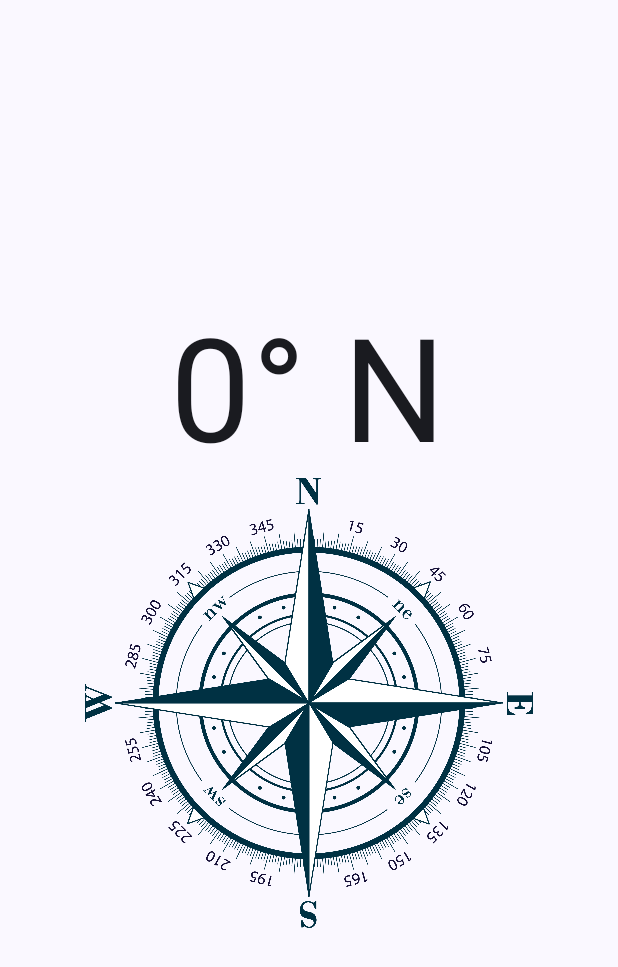
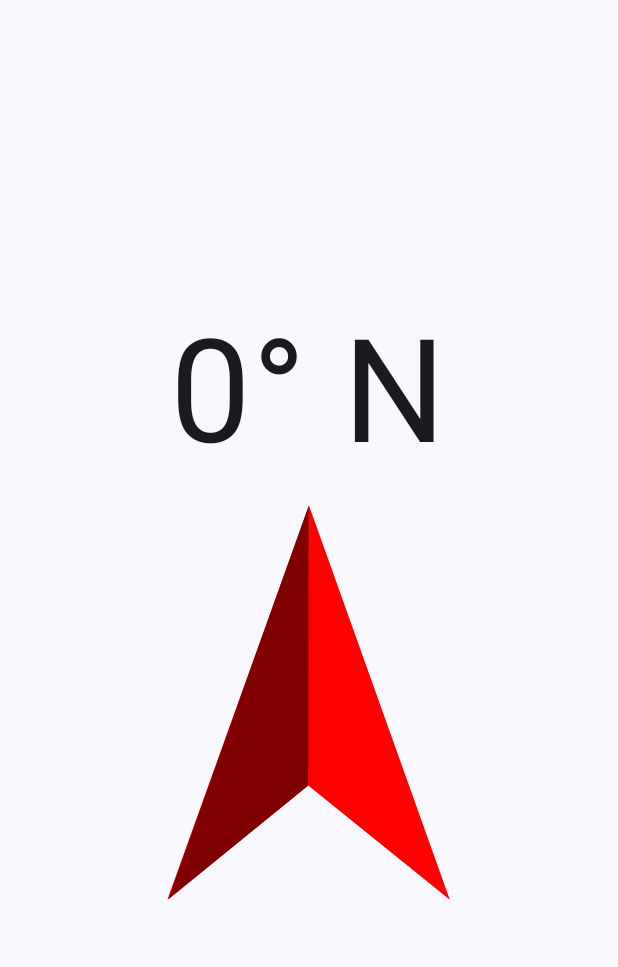
Before and after one commit to jlpatter/joshcompass, an Android app built with Jetpack Compose: the screen it shows after launch (MainActivity), on a phone screen of 412 x 824 dp. Shown: the top 967 px of the screen. Run offline under Robolectric (Android 15) with nearby library versions, the phone set to English and light mode, and no system bars.

Commit message:
Add simple arrow

```diff
--- a/app/src/main/java/com/example/joshcompass/MainActivity.kt
+++ b/app/src/main/java/com/example/joshcompass/MainActivity.kt
@@ -131,7 +131,7 @@ fun Compass(azimuth: Float, modifier: Modifier = Modifier) {
                 modifier = modifier.align(Alignment.CenterHorizontally)
             )
             Image(
-                painter = painterResource(id = R.drawable.compass),
+                painter = painterResource(id = R.drawable.gps_arrow),
                 contentDescription = "Compass Image",
                 contentScale = ContentScale.Fit,
                 modifier = Modifier.size(300.dp).graphicsLayer(
--- /dev/null
+++ b/app/src/main/res/drawable/gps_arrow.xml
@@ -0,0 +1,14 @@
+<vector xmlns:android="http://schemas.android.com/apk/res/android"
+    android:width="600dp"
+    android:height="800dp"
+    android:viewportWidth="158.75"
+    android:viewportHeight="211.67">
+  <path
+      android:pathData="M79.49,12.88L12.88,198.37L79.13,144.64L145.74,198.37L79.49,12.88z"
+      android:strokeWidth="0.264583"
+      android:fillColor="#ff0000"/>
+  <path
+      android:pathData="M13.27,198.3 L79.11,144.69 79.37,13.01Z"
+      android:strokeWidth="0.264583"
+      android:fillColor="#800000"/>
+</vector>
```
